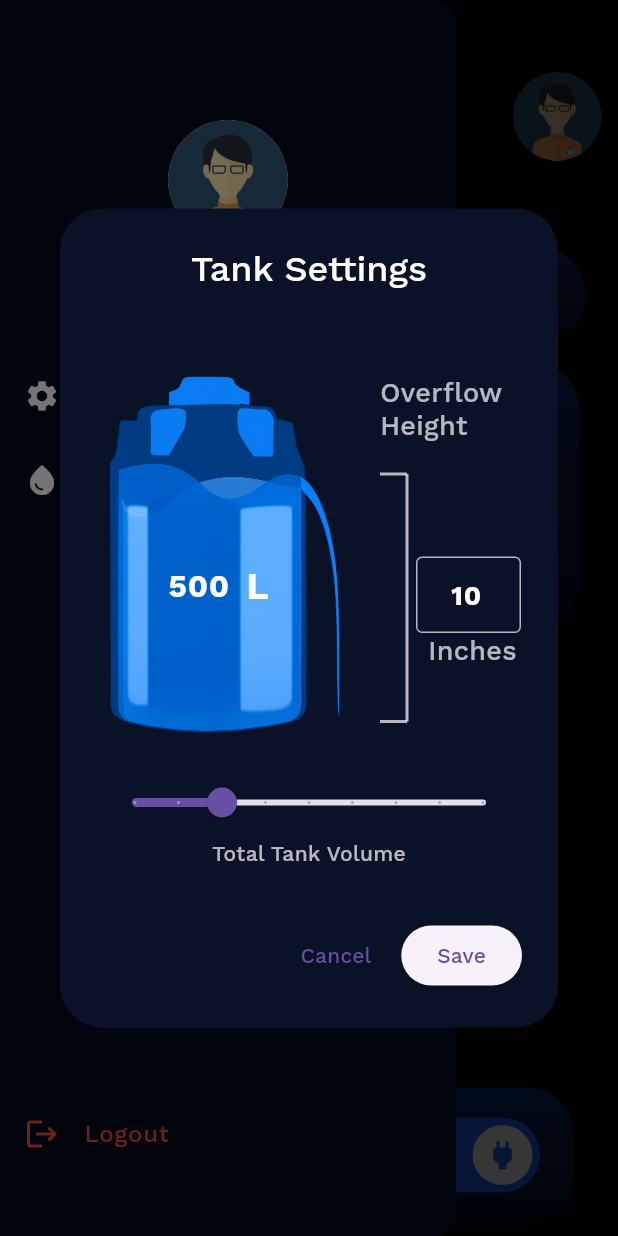
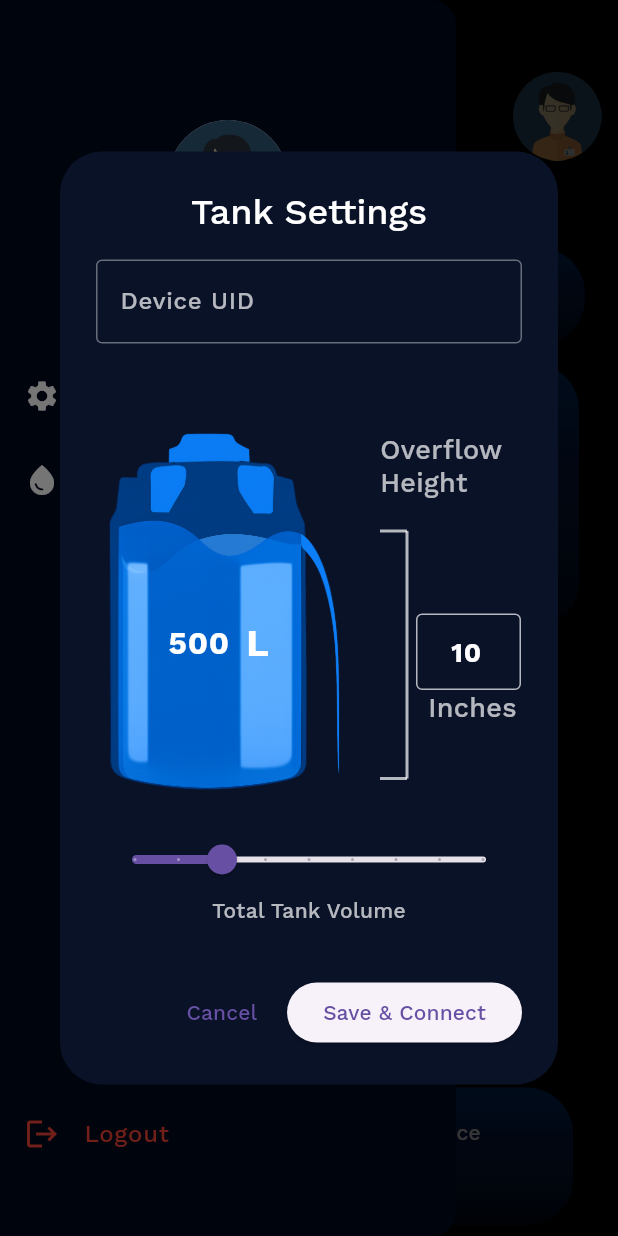
Before and after one commit to Umair777/smarttank, a Flutter app: the Dashboard screen opened directly, in the side drawer, after a tap on "Tank Settings", on a phone screen of 412 x 824 dp. Run offline on Flutter 3.47's test engine with Material 3 defaults, Android fonts, the phone set to English and light mode, and no system bars; drawn by our look-alikes of lite_rolling_switch; our stand-ins replace flutter_riverpod, flutter_svg, rive, supabase_flutter; accounts and stored records are empty; network calls fail; Roboto replaces fonts that are missing (Work Sans).

Commit message:
real-time motor switch & water animation

```diff
--- a/temp_fix/lib/consumption_graph.dart
+++ b/temp_fix/lib/consumption_graph.dart
@@ -59,7 +59,7 @@ class WaterConsumption extends StatelessWidget {
                 ))),
         Positioned(
             top: 425 + add_height,
-            left: 46 + add_width,
+            left: 36 + add_width,
             child: Text(
               'Water Consumption',
               textAlign: TextAlign.left,
--- a/temp_fix/lib/main.dart
+++ b/temp_fix/lib/main.dart
@@ -62,14 +62,18 @@ class AuthGate extends StatelessWidget {
         print("Auth stream triggered");
         print("Current session: $session");
 
+        // final devices = await supabase
+        //     .from('devices')
+        //     .select()
+        //     .eq('owner_id', userId);
         if (session != null) {
           print("session active → dashboard");
-          return Dashboard();
+           return Dashboard();
           // return const LoginPage();
         } else {
           print("session null → login");
-          // return const LoginPage();
-          return Dashboard();
+          return const LoginPage();
+          // return Dashboard();
         }
       },
     );
--- a/temp_fix/lib/motor_switch.dart
+++ b/temp_fix/lib/motor_switch.dart
@@ -1,25 +1,23 @@
 import 'package:flutter/material.dart';
 import 'package:flutter_riverpod/flutter_riverpod.dart';
-import 'package:flutter_svg/flutter_svg.dart';
-import 'dart:math' as math;
 import 'package:lite_rolling_switch/lite_rolling_switch.dart';
-import 'mqtt_service.dart';
-import 'main.dart';
-import 'providers/mqtt_provider.dart';
-class MotorSwitch extends ConsumerStatefulWidget {
+import 'package:supabase_flutter/supabase_flutter.dart';
+
+import '../providers/device_provider.dart';
+
+class MotorSwitch extends ConsumerWidget {
+  const MotorSwitch({super.key});
+
   @override
-  _MotorSwitchState createState() => _MotorSwitchState();
-}
+  Widget build(BuildContext context, WidgetRef ref) {
+    final deviceAsync = ref.watch(deviceProvider);
 
-class _MotorSwitchState extends ConsumerState<MotorSwitch> {
-  bool _isSwitched = true;
-  double add_height = 65;
-  @override
-  Widget build(BuildContext context) {
+    double addHeight = 65;
+
     return Stack(
       children: <Widget>[
-        //Consumption Container
 
+        /// Background Container
         Positioned(
           top: 668 + 57,
           left: 26,
@@ -27,13 +25,7 @@ class _MotorSwitchState extends ConsumerState<MotorSwitch> {
             width: 356,
             height: 92,
             decoration: const BoxDecoration(
-                  borderRadius: BorderRadius.only(
-                    topLeft: Radius.circular(31),
-                    topRight: Radius.circular(31),
-                    bottomLeft: Radius.circular(31),
-                    bottomRight: Radius.circular(31),
-                  ),
-                  //color: Color.fromRGBO(69, 70, 107, 1),
+              borderRadius: BorderRadius.all(Radius.circular(31)),
               gradient: LinearGradient(
                 begin: Alignment.topCenter,
                 end: Alignment.bottomCenter,
@@ -41,46 +33,65 @@ class _MotorSwitchState extends ConsumerState<MotorSwitch> {
                   Color.fromRGBO(4, 70, 168, 0.745),
                   Color.fromRGBO(5, 32, 86, 1),
                   Color.fromRGBO(4, 24, 65, 1),
-                        Color.fromRGBO(1, 8, 27, 1)
-                      ]
+                  Color.fromRGBO(1, 8, 27, 1),
+                ],
               ),
-                ))),
+            ),
+          ),
+        ),
 
+        /// Title
         Positioned(
-            top: 721 + add_height,
-            left: 52,
+          top: 721 + addHeight,
+          left: 42,
           child: const Text(
-              'Motor',
-              textAlign: TextAlign.left,
+            'Motor Automation',
             style: TextStyle(
-                  color: Color.fromRGBO(255, 255, 255, 1),
+              color: Colors.white,
               fontFamily: 'WorkSans',
-                  fontSize: 18,
-                  letterSpacing:
-                      0 /*percentages not used in flutter. defaulting to zero*/,
-                  fontWeight: FontWeight.normal,
-                  height: 1),
-            )),
+              fontSize: 16,
+            ),
+          ),
+        ),
+
+        /// Motor Icon
         Positioned(
-            top: 669 + add_height,
-            left: 42+10,
+          top: 669 + addHeight,
+          left: 42,
           child: Container(
             width: 57,
             height: 44,
             decoration: const BoxDecoration(
               image: DecorationImage(
                 image: AssetImage('assets/images/Motor3.png'),
-                      fit: BoxFit.fitWidth),
-                )
-            )
+                fit: BoxFit.fitWidth,
               ),
+            ),
+          ),
+        ),
+
+        /// 🔥 SWITCH (REALTIME)
         Positioned(
-          top: 680 + add_height,
+          top: 680 + addHeight,
           left: 250,
-          child: LiteRollingSwitch(
-            value: _isSwitched,
+          child: deviceAsync.when(
+
+            /// ✅ DATA
+            data: (device) {
+              if (device == null) {
+                return const Text(
+                  "No Device",
+                  style: TextStyle(color: Colors.white),
+                );
+              }
+
+              final isOn = device['motor_automation'] ?? false;
+              final deviceId = device['id'];
+
+              return LiteRollingSwitch(
+                value: isOn,
                 width: 110,
-            textOn: 'ON',
+                textOn: 'AUTO',
                 textOff: 'OFF',
                 colorOn: Colors.blueAccent.shade700,
                 textOnColor: Colors.white,
@@ -90,20 +101,43 @@ class _MotorSwitchState extends ConsumerState<MotorSwitch> {
                 iconOff: Icons.power_off,
                 textSize: 14.0,
 
-            // REQUIRED in v1.0.x
+                onChanged: (bool state) async {
+                  final supabase = Supabase.instance.client;
+
+                  try {
+                    await supabase.from('devices').update({
+                      'motor_automation': state,
+                    }).eq('id', deviceId);
+
+                    debugPrint("Motor automation updated: $state");
+
+                  } catch (e) {
+                    debugPrint("Error updating motor automation: $e");
+
+                    ScaffoldMessenger.of(context).showSnackBar(
+                      SnackBar(content: Text("Error: $e")),
+                    );
+                  }
+                },
+
                 onTap: () {},
                 onDoubleTap: () {},
                 onSwipe: () {},
+              );
+            },
 
-            onChanged: (bool state) {
-              setState(() {
-                _isSwitched = state;
-              });
+            /// ⏳ LOADING
+            loading: () => const SizedBox(
+              width: 40,
+              height: 40,
+              child: CircularProgressIndicator(),
+            ),
 
-              print('Motor is: $state');
-              // final mqttService = ref.read(mqttProvider);
-              // mqttService.publishMotorState(state);
-            },
+            /// ❌ ERROR
+            error: (e, _) => Text(
+              'Error',
+              style: const TextStyle(color: Colors.red),
+            ),
           ),
         ),
       ],
--- /dev/null
+++ b/temp_fix/lib/providers/device_provider.dart
@@ -0,0 +1,15 @@
+import 'package:flutter_riverpod/flutter_riverpod.dart';
+import 'package:supabase_flutter/supabase_flutter.dart';
+
+final deviceProvider = StreamProvider<Map<String, dynamic>?>((ref) {
+  final supabase = Supabase.instance.client;
+  final user = supabase.auth.currentUser;
+
+  if (user == null) return const Stream.empty();
+
+  return supabase
+      .from('devices')
+      .stream(primaryKey: ['id'])
+      .eq('owner_id', user.id)
+      .map((data) => data.isEmpty ? null : data.first);
+});
--- a/temp_fix/lib/sensor.dart
+++ b/temp_fix/lib/sensor.dart
@@ -1,9 +1,13 @@
 import 'package:flutter/material.dart';
 import 'package:flutter_svg/flutter_svg.dart';
+import 'package:flutter_riverpod/flutter_riverpod.dart';
 
-class SensorStatus extends StatelessWidget {
+import 'providers/device_provider.dart';
+
+class SensorStatus extends ConsumerWidget  {
   @override
-  Widget build(BuildContext context) {
+  Widget build(BuildContext context, WidgetRef ref) {
+    final deviceAsync = ref.watch(deviceProvider);
     return Stack(
       children: <Widget>[
         Positioned(
@@ -86,16 +90,44 @@ class SensorStatus extends StatelessWidget {
             ),
           ),
         ),
-        const Positioned(
+        // const Positioned(
+        //   top: 168,
+        //   left: 263,
+        //   child: Text(
+        //     'Connected',
+        //     style: TextStyle(
+        //       fontFamily: 'WorkSans',
+        //       color: Colors.white,
+        //       fontSize: 15,
+        //       fontWeight: FontWeight.w600,
+        //     ),
+        //   ),
+        // ),
+        Positioned(
           top: 168,
-          left: 263,
-          child: Text(
-            'Connected',
-            style: TextStyle(
-              fontFamily: 'WorkSans',
-              color: Colors.white,
-              fontSize: 15,
-              fontWeight: FontWeight.w600,
+          left: 250,
+          child: deviceAsync.when(
+            data: (device) {
+              final isConnected = device != null;
+
+              return Text(
+                isConnected ? 'Connected' : 'Not Connected',
+                style: TextStyle(
+
+                  fontFamily: 'WorkSans',
+                  color: isConnected ? Colors.white : Colors.red,
+                  fontSize: 15,
+                  fontWeight: FontWeight.w600,
+                ),
+              );
+            },
+            loading: () => const Text(
+              'Checking...',
+              style: TextStyle(color: Colors.white),
+            ),
+            error: (_, __) => const Text(
+              'Error',
+              style: TextStyle(color: Colors.red),
             ),
           ),
         ),
--- a/temp_fix/lib/tank_level.dart
+++ b/temp_fix/lib/tank_level.dart
@@ -1,20 +1,24 @@
 import 'package:flutter/material.dart';
 import 'package:flutter_riverpod/flutter_riverpod.dart';
-
-final tankLevelProvider = StateProvider<int>((ref) => 89);
+import '../providers/device_provider.dart';
 
 class TankLevel extends ConsumerWidget {
   @override
   Widget build(BuildContext context, WidgetRef ref) {
-    final tankLevel = ref.watch(tankLevelProvider);
+    final deviceAsync = ref.watch(deviceProvider);
+
+    return deviceAsync.when(
+      data: (device) {
+        final level =
+        ((device?['tank_level_percent'] ?? 0) as num).toInt();
 
         return Stack(
-      children: <Widget>[
+          children: [
             Positioned(
               top: 510,
               left: 290,
               child: Text(
-            '$tankLevel%',
+                '$level%',
                 style: const TextStyle(
                   color: Color.fromRGBO(255, 255, 255, 0.7),
                   fontFamily: 'WorkSans',
@@ -24,5 +28,9 @@ class TankLevel extends ConsumerWidget {
             ),
           ],
         );
+      },
+      loading: () => const CircularProgressIndicator(),
+      error: (e, _) => Text('Error: $e'),
+    );
   }
 }
--- a/temp_fix/lib/water_animation.dart
+++ b/temp_fix/lib/water_animation.dart
@@ -3,6 +3,7 @@ import 'package:rive/rive.dart';
 import 'dart:async';
 
 import 'package:flutter_riverpod/flutter_riverpod.dart';
+import 'package:smarttank/providers/device_provider.dart';
 import 'tank_level.dart';
 
 double mapTankLevelToDuration(int tankLevel) {
@@ -80,13 +81,20 @@ class _WaterUpdaterState extends State<WaterUpdater> {
   Widget build(BuildContext context) {
     return Consumer(
       builder: (context, ref, child) {
-        ref.listen<int>(tankLevelProvider, (prevTankLevel, tankLevel) {
-          // Handle provider value changes, if needed
-          print("Tank changed: $tankLevel");
-          _resetAnimation();
-          _startAnimation(tankLevel);
-        }
-        );
+        ref.listen<AsyncValue<Map<String, dynamic>?>>(deviceProvider,
+                (previous, next) {
+              next.whenData((device) {
+                if (device == null) return;
+
+                final tankLevel =
+                ((device['tank_level_percent'] ?? 0) as num).toInt();
+
+                print("Tank changed: $tankLevel");
+
+                _resetAnimation();
+                _startAnimation(tankLevel);
+              });
+            });
 
         return Row(
           children: [
@@ -103,7 +111,15 @@ class _WaterUpdaterState extends State<WaterUpdater> {
                       child: _artboard != null
                           ? GestureDetector(
                               onTap: () {
-                                final currentLevel = ref.read(tankLevelProvider);
+                               // final currentLevel = ref.read(tankLevelProvider);
+                                final deviceAsync = ref.read(deviceProvider);
+
+                                final currentLevel = deviceAsync.when(
+                                  data: (device) =>
+                                      ((device?['tank_level_percent'] ?? 0) as num).toInt(),
+                                  loading: () => 0,
+                                  error: (_, __) => 0,
+                                );
                                 _resetAnimation();
                                 _startAnimation(currentLevel);
                               },
@@ -119,7 +135,7 @@ class _WaterUpdaterState extends State<WaterUpdater> {
                   ),
                   Positioned(
                     top: 700,
-                    left: 171,
+                    left: 161,
                     child: const Text(
                       'Tap to refresh',
                       textAlign: TextAlign.left,
--- a/temp_fix/lib/widgets/tank_settings_dialog.dart
+++ b/temp_fix/lib/widgets/tank_settings_dialog.dart
@@ -1,10 +1,11 @@
 import 'package:flutter/material.dart';
+import 'package:supabase_flutter/supabase_flutter.dart';
+
 import 'package:smarttank/widgets/tank_image_widget.dart';
 import 'tank_capacity_slider.dart';
 import 'overflow_height_scale.dart';
 
 void showTankSettingsDialog(BuildContext context) {
-
   double tankCapacity = 500;
   double tankHeight = 10;
 
@@ -14,12 +15,76 @@ void showTankSettingsDialog(BuildContext context) {
   final TextEditingController heightController =
   TextEditingController(text: tankHeight.toInt().toString());
 
+  /// 🔥 NEW: Device UID Controller
+  final TextEditingController deviceIdController = TextEditingController();
+
+  bool isLoading = false;
+  String? error;
+
   showDialog(
     context: context,
     builder: (context) {
-
       return StatefulBuilder(
         builder: (context, setState) {
+          Future<void> claimDevice() async {
+            final supabase = Supabase.instance.client;
+            final user = supabase.auth.currentUser;
+
+            if (user == null) {
+              setState(() {
+                error = "User not logged in";
+              });
+              return;
+            }
+
+            final deviceUID = deviceIdController.text.trim();
+
+            if (deviceUID.isEmpty) {
+              setState(() {
+                error = "Please enter device ID";
+              });
+              return;
+            }
+
+            setState(() {
+              isLoading = true;
+              error = null;
+            });
+
+            try {
+              final response = await supabase
+                  .from('devices')
+                  .update({'owner_id': user.id})
+                  .eq('device_uid', deviceUID)
+                  //.isFilter('owner_id', null) // 🔐 prevent stealing
+                  .select();
+
+              if (response.isEmpty) {
+                setState(() {
+                  error = "Invalid or already claimed device";
+                });
+              } else {
+                // ✅ Success
+                if (context.mounted) {
+                  Navigator.pop(context);
+
+                  ScaffoldMessenger.of(context).showSnackBar(
+                    const SnackBar(
+                      content: Text("Device connected successfully"),
+                    ),
+                  );
+                }
+              }
+            } catch (e) {
+              setState(() {
+                error = e.toString();
+              });
+            }
+
+            setState(() {
+              isLoading = false;
+            });
+          }
 
           return AlertDialog(
             backgroundColor: const Color.fromRGBO(10, 18, 40, 1),
@@ -30,22 +95,40 @@ void showTankSettingsDialog(BuildContext context) {
               style: TextStyle(color: Colors.white),
             ),
 
-            content: Column(
+            content: SingleChildScrollView(
+              child: Column(
                 mainAxisSize: MainAxisSize.min,
                 children: [
 
-                // const SizedBox(height: 10),
+                  /// 🔥 DEVICE ID INPUT
+                  TextField(
+                    controller: deviceIdController,
+                    style: const TextStyle(color: Colors.white),
+                    decoration: const InputDecoration(
+                      labelText: "Device UID",
+                      labelStyle: TextStyle(color: Colors.white70),
+                      hintText: "Enter your device ID",
+                      hintStyle: TextStyle(color: Colors.white38),
+                      enabledBorder: OutlineInputBorder(
+                        borderSide: BorderSide(color: Colors.white38),
+                      ),
+                      focusedBorder: OutlineInputBorder(
+                        borderSide: BorderSide(color: Colors.blue),
+                      ),
+                    ),
+                  ),
+
+                  const SizedBox(height: 20),
+
                   /// TANK + HEIGHT SCALE
                   Row(
                     children: [
-
                       Expanded(
                         flex: 2,
                         child: TankImageWidget(
                           capacityController: capacityController,
                         ),
                       ),
-
                       Expanded(
                         flex: 1,
                         child: OverflowHeightScale(
@@ -58,31 +141,38 @@ void showTankSettingsDialog(BuildContext context) {
                           },
                         ),
                       ),
-
                     ],
                   ),
 
                   const SizedBox(height: 20),
 
-                /// VOLUME SLIDER
+                  /// CAPACITY SLIDER
                   TankCapacitySlider(
                     tankCapacity: tankCapacity,
                     onChanged: (value) {
                       setState(() {
                         tankCapacity = value;
-                      capacityController.text = value.toInt().toString();
+                        capacityController.text =
+                            value.toInt().toString();
                       });
                     },
                   ),
+
                   const SizedBox(height: 10),
+
+                  /// ERROR MESSAGE
+                  if (error != null)
+                    Text(
+                      error!,
+                      style: const TextStyle(color: Colors.red),
+                    ),
                 ],
               ),
-            // actionsAlignment: MainAxisAlignment.center,
+            ),
+
             actions: [
 
-
               TextButton(
-
                 onPressed: () {
                   Navigator.pop(context);
                 },
@@ -90,16 +180,18 @@ void showTankSettingsDialog(BuildContext context) {
               ),
 
               ElevatedButton(
-                onPressed: () {
-
-                  /// Save logic can be added here
-                  /// Example:
-                  /// saveTankSettings(tankCapacity, tankHeight);
-
-                  Navigator.pop(context);
-                },
-                child: const Text("Save"),
+                onPressed: isLoading ? null : claimDevice,
+                child: isLoading
+                    ? const SizedBox(
+                  height: 18,
+                  width: 18,
+                  child: CircularProgressIndicator(
+                    strokeWidth: 2,
+                    color: Colors.white,
+                  ),
                 )
+                    : const Text("Save & Connect"),
+              ),
             ],
           );
         },
```
Lines whose indentation alone changed are shown as unchanged.
